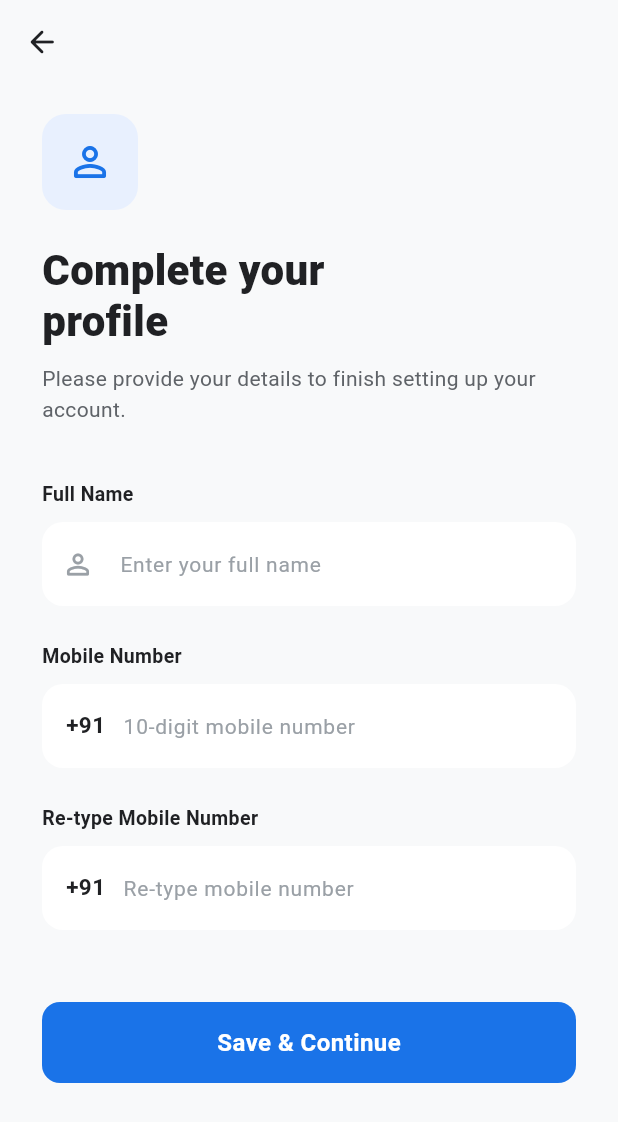
After one commit to Venkkyyy/maruti_stationery, a Flutter app: the CompleteProfileScreen screen opened by its route, on a phone screen of 412 x 824 dp. The commit adds this screen. Shown: the top 1122 px of the screen. Run offline on Flutter 3.47's test engine with Material 3 defaults, Android fonts, the phone set to English and light mode, and no system bars; our stand-ins replace cloud_firestore, firebase_auth, firebase_core, firebase_crashlytics, firebase_messaging, firebase_storage and 6 more; missing offline and left inert: razorpay_flutter; accounts and stored records are empty; generated files the repository leaves out were written again.

Commit message:
feat: implement profile completion flow with new screen and auth profile update logic

```diff
--- a/lib/core/router/app_router.dart
+++ b/lib/core/router/app_router.dart
@@ -5,6 +5,7 @@ import '../../features/auth/screens/splash_screen.dart';
 import '../../features/auth/screens/onboarding_screen.dart';
 import '../../features/auth/screens/phone_input_screen.dart';
 import '../../features/auth/screens/otp_verification_screen.dart';
+import '../../features/auth/screens/complete_profile_screen.dart';
 import '../../features/home/screens/home_screen.dart';
 import '../../features/catalog/screens/product_list_screen.dart';
 import '../../features/catalog/screens/product_detail_screen.dart';
@@ -39,6 +40,7 @@ final routerProvider = Provider<GoRouter>((ref) {
     routes: [
       GoRoute(path: '/splash', builder: (context, state) => const SplashScreen()),
       GoRoute(path: '/onboarding', builder: (context, state) => const OnboardingScreen()),
+      GoRoute(path: '/auth/complete-profile', builder: (context, state) => const CompleteProfileScreen()),
 
       GoRoute(
         path: '/auth/phone',
--- /dev/null
+++ b/lib/features/auth/screens/complete_profile_screen.dart
@@ -0,0 +1,300 @@
+import 'package:flutter/material.dart';
+import 'package:flutter/services.dart';
+import 'package:flutter_riverpod/flutter_riverpod.dart';
+import 'package:go_router/go_router.dart';
+import '../../../core/theme/app_theme.dart';
+import '../../../providers/auth_provider.dart';
+import '../../../providers/user_provider.dart';
+
+class CompleteProfileScreen extends ConsumerStatefulWidget {
+  const CompleteProfileScreen({super.key});
+
+  @override
+  ConsumerState<CompleteProfileScreen> createState() => _CompleteProfileScreenState();
+}
+
+class _CompleteProfileScreenState extends ConsumerState<CompleteProfileScreen> {
+  final _formKey = GlobalKey<FormState>();
+  final _nameController = TextEditingController();
+  final _phoneController = TextEditingController();
+  final _confirmPhoneController = TextEditingController();
+  bool _isLoading = false;
+
+  @override
+  void initState() {
+    super.initState();
+    // Pre-fill name if available from Google
+    WidgetsBinding.instance.addPostFrameCallback((_) {
+      final user = ref.read(currentUserModelProvider).value;
+      if (user != null && user.name.isNotEmpty) {
+        _nameController.text = user.name;
+      }
+    });
+  }
+
+  @override
+  void dispose() {
+    _nameController.dispose();
+    _phoneController.dispose();
+    _confirmPhoneController.dispose();
+    super.dispose();
+  }
+
+  Future<void> _submit() async {
+    if (!_formKey.currentState!.validate()) return;
+
+    setState(() => _isLoading = true);
+    try {
+      final phone = '+91${_phoneController.text.trim()}';
+      await ref.read(authProvider.notifier).completeProfile(
+            name: _nameController.text.trim(),
+            phone: phone,
+          );
+
+      // Invalidate the user provider to fetch the latest details
+      ref.invalidate(currentUserModelProvider);
+
+      if (mounted) context.go('/home');
+    } catch (e) {
+      if (mounted) {
+        ScaffoldMessenger.of(context).showSnackBar(
+          SnackBar(
+            content: Text(e.toString()),
+            backgroundColor: context.colors.error,
+          ),
+        );
+      }
+    } finally {
+      if (mounted) setState(() => _isLoading = false);
+    }
+  }
+
+  @override
+  Widget build(BuildContext context) {
+    return Scaffold(
+      backgroundColor: context.colors.background,
+      body: SafeArea(
+        child: Column(
+          children: [
+            Align(
+              alignment: Alignment.topLeft,
+              child: IconButton(
+                onPressed: () {
+                  ref.read(authProvider.notifier).signOut();
+                  context.go('/onboarding');
+                },
+                icon: const Icon(Icons.arrow_back_rounded),
+                color: context.colors.textPrimary,
+                padding: const EdgeInsets.all(16),
+              ),
+            ),
+            Expanded(
+              child: SingleChildScrollView(
+                padding: const EdgeInsets.symmetric(horizontal: 28),
+                child: Form(
+                  key: _formKey,
+                  child: Column(
+                    crossAxisAlignment: CrossAxisAlignment.start,
+                    children: [
+                      const SizedBox(height: 20),
+                      Container(
+                        width: 64,
+                        height: 64,
+                        decoration: BoxDecoration(
+                          color: context.colors.primaryLight,
+                          borderRadius: BorderRadius.circular(16),
+                        ),
+                        child: Icon(
+                          Icons.person_outline_rounded,
+                          color: context.colors.primary,
+                          size: 32,
+                        ),
+                      ),
+                      const SizedBox(height: 24),
+                      Text(
+                        'Complete your\nprofile',
+                        style: TextStyle(
+                          fontSize: 28,
+                          fontWeight: FontWeight.w800,
+                          color: context.colors.textPrimary,
+                          height: 1.2,
+                        ),
+                      ),
+                      const SizedBox(height: 10),
+                      Text(
+                        'Please provide your details to finish setting up your account.',
+                        style: TextStyle(
+                          fontSize: 14,
+                          color: context.colors.textSecondary,
+                          height: 1.5,
+                        ),
+                      ),
+                      const SizedBox(height: 36),
+
+                      // Name Field
+                      Text(
+                        'Full Name',
+                        style: TextStyle(
+                          fontSize: 13,
+                          fontWeight: FontWeight.w600,
+                          color: context.colors.textPrimary,
+                        ),
+                      ),
+                      const SizedBox(height: 8),
+                      TextFormField(
+                        controller: _nameController,
+                        decoration: _inputDecoration(context, 'Enter your full name', Icons.person_outline_rounded),
+                        validator: (value) {
+                          if (value == null || value.trim().isEmpty) {
+                            return 'Please enter your name';
+                          }
+                          return null;
+                        },
+                      ),
+                      const SizedBox(height: 24),
+
+                      // Phone Field
+                      Text(
+                        'Mobile Number',
+                        style: TextStyle(
+                          fontSize: 13,
+                          fontWeight: FontWeight.w600,
+                          color: context.colors.textPrimary,
+                        ),
+                      ),
+                      const SizedBox(height: 8),
+                      TextFormField(
+                        controller: _phoneController,
+                        keyboardType: TextInputType.phone,
+                        inputFormatters: [
+                          FilteringTextInputFormatter.digitsOnly,
+                          LengthLimitingTextInputFormatter(10),
+                        ],
+                        decoration: _inputDecoration(context, '10-digit mobile number', Icons.phone_outlined).copyWith(
+                          prefixIcon: Padding(
+                            padding: const EdgeInsets.only(left: 16, right: 8, top: 14, bottom: 14),
+                            child: Text(
+                              '+91',
+                              style: TextStyle(
+                                fontSize: 15,
+                                fontWeight: FontWeight.w600,
+                                color: context.colors.textPrimary,
+                              ),
+                            ),
+                          ),
+                          prefixIconConstraints: const BoxConstraints(minWidth: 0, minHeight: 0),
+                        ),
+                        validator: (value) {
+                          if (value == null || value.isEmpty) {
+                            return 'Please enter mobile number';
+                          }
+                          if (value.length != 10) {
+                            return 'Must be exactly 10 digits';
+                          }
+                          return null;
+                        },
+                      ),
+                      const SizedBox(height: 24),
+
+                      // Confirm Phone Field
+                      Text(
+                        'Re-type Mobile Number',
+                        style: TextStyle(
+                          fontSize: 13,
+                          fontWeight: FontWeight.w600,
+                          color: context.colors.textPrimary,
+                        ),
+                      ),
+                      const SizedBox(height: 8),
+                      TextFormField(
+                        controller: _confirmPhoneController,
+                        keyboardType: TextInputType.phone,
+                        inputFormatters: [
+                          FilteringTextInputFormatter.digitsOnly,
+                          LengthLimitingTextInputFormatter(10),
+                        ],
+                        decoration: _inputDecoration(context, 'Re-type mobile number', Icons.phone_outlined).copyWith(
+                          prefixIcon: Padding(
+                            padding: const EdgeInsets.only(left: 16, right: 8, top: 14, bottom: 14),
+                            child: Text(
+                              '+91',
+                              style: TextStyle(
+                                fontSize: 15,
+                                fontWeight: FontWeight.w600,
+                                color: context.colors.textPrimary,
+                              ),
+                            ),
+                          ),
+                          prefixIconConstraints: const BoxConstraints(minWidth: 0, minHeight: 0),
+                        ),
+                        validator: (value) {
+                          if (value == null || value.isEmpty) {
+                            return 'Please re-type mobile number';
+                          }
+                          if (value != _phoneController.text) {
+                            return 'Mobile numbers do not match';
+                          }
+                          return null;
+                        },
+                      ),
+                      const SizedBox(height: 48),
+
+                      SizedBox(
+                        width: double.infinity,
+                        height: 54,
+                        child: ElevatedButton(
+                          onPressed: _isLoading ? null : _submit,
+                          child: _isLoading
+                              ? const SizedBox(
+                                  width: 24,
+                                  height: 24,
+                                  child: CircularProgressIndicator(
+                                    strokeWidth: 2.5,
+                                    color: Colors.white,
+                                  ),
+                                )
+                              : const Text('Save & Continue'),
+                        ),
+                      ),
+                      const SizedBox(height: 32),
+                    ],
+                  ),
+                ),
+              ),
+            ),
+          ],
+        ),
+      ),
+    );
+  }
+
+  InputDecoration _inputDecoration(BuildContext context, String hint, IconData icon) {
+    return InputDecoration(
+      hintText: hint,
+      prefixIcon: Icon(icon, color: context.colors.textHint, size: 22),
+      filled: true,
+      fillColor: context.colors.surface,
+      contentPadding: const EdgeInsets.symmetric(horizontal: 16, vertical: 16),
+      border: OutlineInputBorder(
+        borderRadius: BorderRadius.circular(14),
+        borderSide: BorderSide.none,
+      ),
+      enabledBorder: OutlineInputBorder(
+        borderRadius: BorderRadius.circular(14),
+        borderSide: BorderSide.none,
+      ),
+      focusedBorder: OutlineInputBorder(
+        borderRadius: BorderRadius.circular(14),
+        borderSide: BorderSide(color: context.colors.primary, width: 1.5),
+      ),
+      errorBorder: OutlineInputBorder(
+        borderRadius: BorderRadius.circular(14),
+        borderSide: BorderSide(color: context.colors.error, width: 1.5),
+      ),
+      focusedErrorBorder: OutlineInputBorder(
+        borderRadius: BorderRadius.circular(14),
+        borderSide: BorderSide(color: context.colors.error, width: 1.5),
+      ),
+    );
+  }
+}
--- a/lib/features/auth/screens/phone_input_screen.dart
+++ b/lib/features/auth/screens/phone_input_screen.dart
@@ -3,6 +3,7 @@ import 'package:flutter/material.dart';
 import 'package:flutter_riverpod/flutter_riverpod.dart';
 import 'package:go_router/go_router.dart';
 import 'package:maruti_stationery/providers/auth_provider.dart';
+import 'package:maruti_stationery/providers/user_provider.dart';
 
 class PhoneInputScreen extends ConsumerStatefulWidget {
   const PhoneInputScreen({super.key});
@@ -21,7 +22,15 @@ class _PhoneInputScreenState extends ConsumerState<PhoneInputScreen> {
     try {
       await ref.read(authProvider.notifier).signInWithGoogle();
       if (!mounted) return;
-      context.go('/home');
+
+      final userModel = await ref.read(currentUserModelProvider.future);
+      if (!mounted) return;
+
+      if (userModel == null || userModel.name.trim().isEmpty || userModel.phone.trim().isEmpty) {
+        context.go('/auth/complete-profile');
+      } else {
+        context.go('/home');
+      }
     } catch (e) {
       if (!mounted) return;
       ScaffoldMessenger.of(context).showSnackBar(
--- a/lib/providers/auth_provider.dart
+++ b/lib/providers/auth_provider.dart
@@ -56,6 +56,19 @@ class AuthNotifier extends _$AuthNotifier {
     await ref.read(authServiceProvider).signInWithGoogle();
   }
 
+  Future<void> completeProfile({required String name, required String phone}) async {
+    state = const AsyncLoading();
+    try {
+      await ref.read(authServiceProvider).updateUserProfile(name: name, phone: phone);
+      // We don't change state to AsyncData(null) because authStateProvider watches the stream
+      // But we can reset this notifier's state
+      state = const AsyncData(null);
+    } catch (e) {
+      state = AsyncError(e, StackTrace.current);
+      rethrow;
+    }
+  }
+
   Future<void> signOut() async {
     await ref.read(authServiceProvider).signOut();
   }
--- a/lib/services/auth_service.dart
+++ b/lib/services/auth_service.dart
@@ -177,6 +177,17 @@ class AuthService {
     await prefs.setInt(key, current + 1);
   }
 
+  Future<void> updateUserProfile({required String name, required String phone}) async {
+    final user = _auth.currentUser;
+    if (user == null) throw const AppException('User not logged in');
+
+    await _db.collection('users').doc(user.uid).update({
+      'name': name,
+      'phone': phone,
+      'updatedAt': FieldValue.serverTimestamp(),
+    });
+  }
+
   Future<void> signOut() async {
     await _auth.signOut();
     await GoogleSignIn.instance.signOut();
```
Also changed, not shown: lib/features/auth/screens/otp_verification_screen.dart (+28 -10 lines), lib/features/auth/screens/splash_screen.dart (+17 -8 lines), 1 other file.
